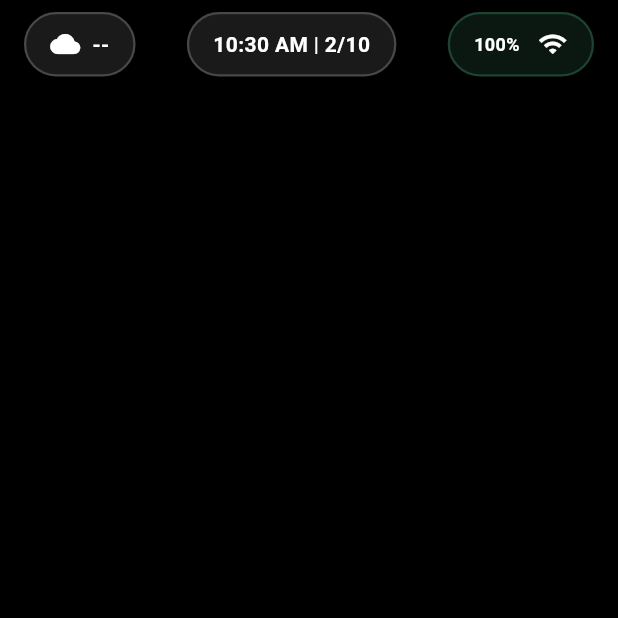
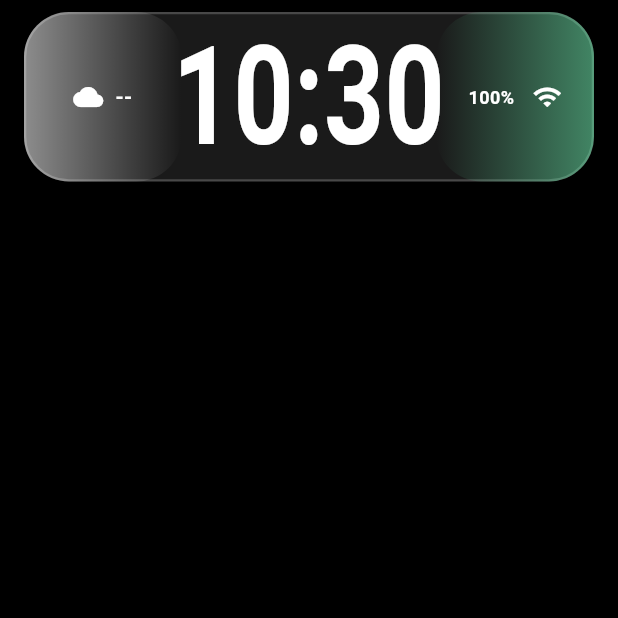
Before and after one commit to 0qwfwq/casi, a Flutter app: the screen it shows after launch, on a phone screen of 412 x 824 dp, the top half of it. Run offline on Flutter 3.47's test engine with Material 3 defaults, Android fonts, the phone set to English and light mode, and no system bars; our stand-ins replace battery_plus, connectivity_plus, geolocator, image_picker, shared_preferences; missing offline and left inert: installed_apps, oc_liquid_glass.

Commit message:
Redesigned the entire status bar. The clock is now much larger and the clocks bubble reaches the sides of the sides. the weather and status take the sides of that bubble, blending the colors. The date section is deleted, however, it will be reimplemented in the future.

```diff
--- a/lib/clock_capsule.dart
+++ b/lib/clock_capsule.dart
@@ -17,7 +17,6 @@ class _ClockCapsuleState extends State<ClockCapsule> {
   late Timer _timer;
   DateTime _now = DateTime.now();
   String? _clockPackage;
-  String? _calendarPackage;
 
   @override
   void initState() {
@@ -59,13 +58,6 @@ class _ClockCapsuleState extends State<ClockCapsule> {
         'com.oneplus.deskclock',
       ], 'clock');
 
-      _calendarPackage = findPackage([
-        'com.google.android.calendar',
-        'com.android.calendar',
-        'com.samsung.android.calendar',
-        'com.oneplus.calendar',
-      ], 'calendar');
-
     } catch (e) {
       debugPrint("Error finding system apps: $e");
     }
@@ -86,44 +78,31 @@ class _ClockCapsuleState extends State<ClockCapsule> {
   @override
   Widget build(BuildContext context) {
     final hour = _now.hour == 0 || _now.hour == 12 ? 12 : _now.hour % 12;
-    final amPm = _now.hour >= 12 ? 'PM' : 'AM';
     final minute = _now.minute.toString().padLeft(2, '0');
-    final date = "${_now.month}/${_now.day}";
 
     return _GlassCapsule(
       opacity: widget.opacity,
       child: Padding(
-        padding: const EdgeInsets.symmetric(horizontal: 16.0, vertical: 10.0),
-        child: Row(
-          mainAxisSize: MainAxisSize.min,
-          children: [
-            GestureDetector(
-              onTap: () => _launchApp(_clockPackage),
+        padding: const EdgeInsets.symmetric(horizontal: 30.0, vertical: 20.0),
+        child: GestureDetector(
+          onTap: () => _launchApp(_clockPackage),
+          child: SizedBox(
+            width: double.infinity,
+            child: Transform(
+              alignment: Alignment.center,
+              transform: Matrix4.identity()..scale(1.0, 1.3),
               child: Text(
-                "$hour:$minute $amPm",
+                "$hour:$minute",
+                textAlign: TextAlign.center,
                 style: const TextStyle(
                   color: Colors.white,
                   fontWeight: FontWeight.w600,
-                  fontSize: 14,
+                  fontSize: 70,
+                  height: 1.0,
                 ),
               ),
             ),
-            const Text(
-              " | ",
-              style: TextStyle(color: Colors.white, fontSize: 14),
-            ),
-            GestureDetector(
-              onTap: () => _launchApp(_calendarPackage),
-              child: Text(
-                date,
-                style: const TextStyle(
-                  color: Colors.white,
-                  fontWeight: FontWeight.w600,
-                  fontSize: 14,
-                ),
-              ),
-            ),
-          ],
+          ),
         ),
       ),
     );
--- a/lib/glass_status_bar.dart
+++ b/lib/glass_status_bar.dart
@@ -29,12 +29,23 @@ class GlassStatusBar extends StatelessWidget {
       ),
       child: Padding(
         padding: const EdgeInsets.symmetric(horizontal: 16.0, vertical: 8.0),
-        child: Row(
-          mainAxisAlignment: MainAxisAlignment.spaceBetween,
+        child: Stack(
           children: [
-            WeatherCapsule(opacity: opacity),
             ClockCapsule(opacity: opacity),
-            StatusIconsCapsule(opacity: opacity),
+            Positioned(
+              top: 0,
+              bottom: 0,
+              left: 0,
+              width: 105,
+              child: WeatherCapsule(opacity: opacity),
+            ),
+            Positioned(
+              top: 0,
+              bottom: 0,
+              right: 0,
+              width: 105,
+              child: StatusIconsCapsule(opacity: opacity),
+            ),
           ],
         ),
       ),
--- a/lib/status_icons_capsule.dart
+++ b/lib/status_icons_capsule.dart
@@ -124,7 +124,7 @@ class _StatusIconsCapsuleState extends State<StatusIconsCapsule> with SingleTick
         child: Padding(
           padding: const EdgeInsets.symmetric(horizontal: 16.0, vertical: 10.0),
           child: Row(
-            mainAxisSize: MainAxisSize.min,
+            mainAxisAlignment: MainAxisAlignment.center,
             children: [
               Text(
                 "$_batteryLevel%",
@@ -149,31 +149,23 @@ class _GlassCapsule extends StatelessWidget {
 
   @override
   Widget build(BuildContext context) {
-    return Stack(
-      children: [
-        if (opacity > 0)
-          Positioned.fill(
-            child: OCLiquidGlass(
-              borderRadius: 30,
-              color: (color ?? Colors.white).withValues(alpha: 0.2 * opacity),
-              child: const SizedBox(),
+    return Container(
+      alignment: Alignment.center,
+      decoration: BoxDecoration(
+        gradient: LinearGradient(
+          begin: Alignment.centerRight,
+          end: Alignment.centerLeft,
+          colors: [
+            (color ?? Colors.white).withValues(alpha: 0.5 * opacity),
+            (color ?? Colors.white).withValues(alpha: 0.0),
+          ],
         ),
-          ),
-        Container(
-          decoration: BoxDecoration(
-            color: (color ?? Colors.white).withValues(alpha: 0.1 * opacity),
         borderRadius: BorderRadius.circular(30),
-            border: Border.all(
-              color: (color ?? Colors.white).withValues(alpha: 0.2 * opacity),
-              width: 1.5,
-            ),
       ),
       child: Opacity(
         opacity: opacity,
         child: child,
       ),
-        ),
-      ],
     );
   }
 }
--- a/lib/weather_capsule.dart
+++ b/lib/weather_capsule.dart
@@ -167,6 +167,7 @@ class _WeatherCapsuleState extends State<WeatherCapsule> with WidgetsBindingObse
         child: Padding(
           padding: const EdgeInsets.symmetric(horizontal: 16.0, vertical: 10.0),
           child: Row(
+            mainAxisAlignment: MainAxisAlignment.center,
             children: [
               const Icon(Icons.cloud, color: Colors.white, size: 20),
               const SizedBox(width: 8),
@@ -191,33 +192,23 @@ class _GlassCapsule extends StatelessWidget {
 
   @override
   Widget build(BuildContext context) {
-    return Stack(
-      children: [
-        // Glass Layer (Background)
-        if (opacity > 0)
-          Positioned.fill(
-            child: OCLiquidGlass(
-              borderRadius: 30,
-              color: (color ?? Colors.white).withValues(alpha: 0.2 * opacity),
-              child: const SizedBox(), // Empty child, just the glass effect
+    return Container(
+      alignment: Alignment.center,
+      decoration: BoxDecoration(
+        gradient: LinearGradient(
+          begin: Alignment.centerLeft,
+          end: Alignment.centerRight,
+          colors: [
+            (color ?? Colors.white).withValues(alpha: 0.5 * opacity),
+            (color ?? Colors.white).withValues(alpha: 0.0),
+          ],
         ),
-          ),
-        // Content Layer (Foreground - unaffected by distortion)
-        Container(
-          decoration: BoxDecoration(
-            color: (color ?? Colors.white).withValues(alpha: 0.1 * opacity),
         borderRadius: BorderRadius.circular(30),
-            border: Border.all(
-              color: (color ?? Colors.white).withValues(alpha: 0.2 * opacity),
-              width: 1.5,
-            ),
       ),
       child: Opacity(
         opacity: opacity,
         child: child,
       ),
-        ),
-      ],
     );
   }
 }
```
Lines whose indentation alone changed are shown as unchanged.
